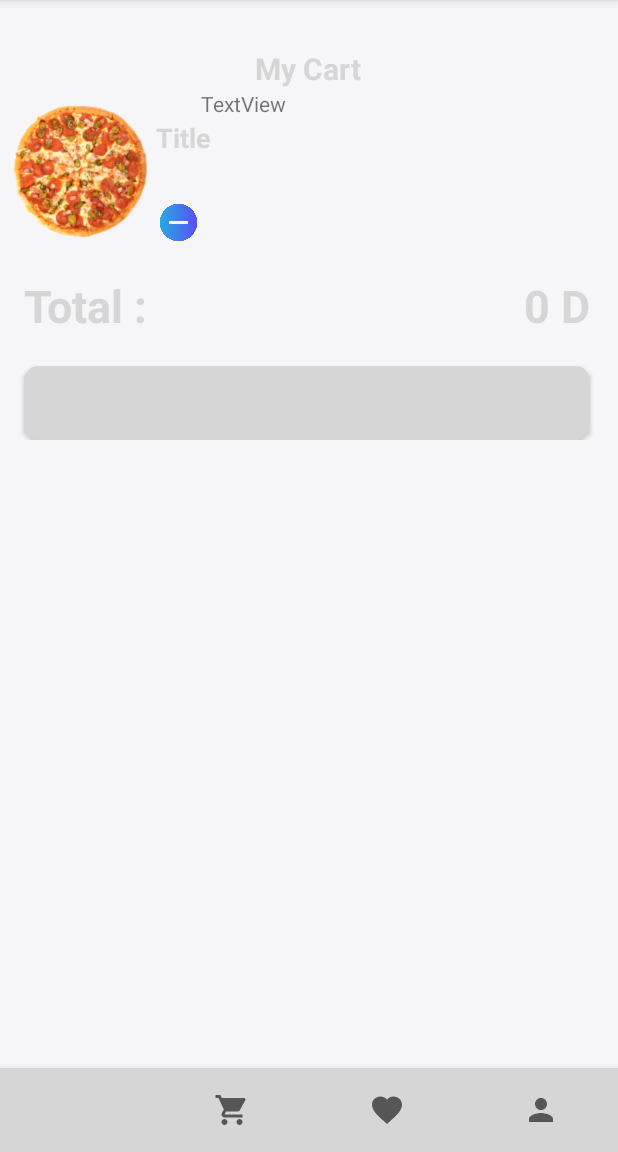
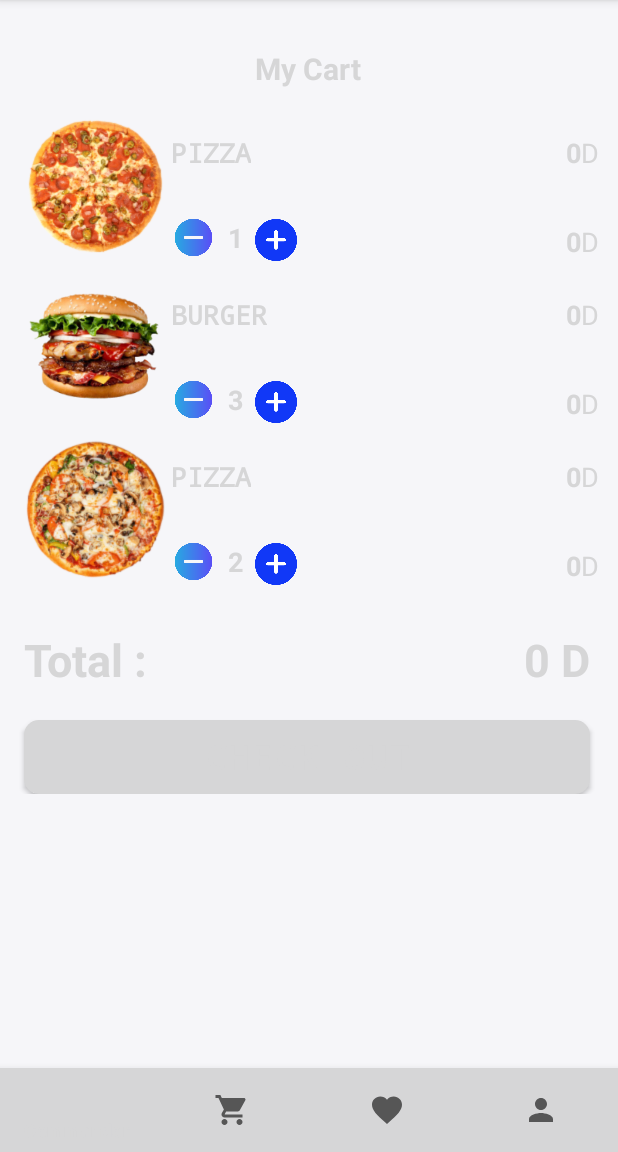
Before and after one commit to Issam-Hedhli/Talan_Cantine_Issam, an Android app: the fragment SecondFragmentUser placed in its activity, on a phone screen of 412 x 824 dp, the part 84-1236 px from its top. Run offline under Robolectric (Android 15) with nearby library versions, the light colour scheme and no system bars.

Commit message:
cart view

```diff
--- a/app/src/main/java/com/example/talancantine/FragmentUser/SecondFragmentUser.kt
+++ b/app/src/main/java/com/example/talancantine/FragmentUser/SecondFragmentUser.kt
@@ -8,16 +8,17 @@ import androidx.fragment.app.Fragment
 import androidx.recyclerview.widget.LinearLayoutManager
 import androidx.recyclerview.widget.RecyclerView
 import com.example.talancantine.adapter.CartAdapter
-import com.example.talancantine.adapter.RecyclerAdapterCategory
 import com.example.talancantine.databinding.FragmentSecondUserBinding
 import kotlinx.android.synthetic.main.fragment_second_user.*
 
 
 class SecondFragmentUser : Fragment() {
-    private lateinit var binding: FragmentSecondUserBinding
+    private lateinit var _binding: FragmentSecondUserBinding
+    private val binding get() = _binding!!
 
     private var adapterCart: CartAdapter?= null
     private var linearLayoutManagerCart: RecyclerView.LayoutManager?=null
+
 
     override fun onCreateView(
         inflater: LayoutInflater, container: ViewGroup?,
@@ -25,14 +26,15 @@ class SecondFragmentUser : Fragment() {
     ): View? {
         // Inflate the layout for this fragment
 
-        binding= FragmentSecondUserBinding.inflate(inflater, container, false)
+        _binding= FragmentSecondUserBinding.inflate(inflater, container, false)
 
         return binding.root
     }
 
     override fun onViewCreated(view: View, savedInstanceState: Bundle?) {
         super.onViewCreated(view, savedInstanceState)
-        linearLayoutManagerCart= LinearLayoutManager(context, LinearLayoutManager.HORIZONTAL, false)
+
+        linearLayoutManagerCart= LinearLayoutManager(context, LinearLayoutManager.VERTICAL, false)
         rv_cart.layoutManager=linearLayoutManagerCart
 
         adapterCart= CartAdapter()
@@ -40,4 +42,5 @@ class SecondFragmentUser : Fragment() {
 
     }
 
+
 }
--- a/app/src/main/java/com/example/talancantine/adapter/CartAdapter.kt
+++ b/app/src/main/java/com/example/talancantine/adapter/CartAdapter.kt
@@ -10,8 +10,9 @@ import com.example.talancantine.R
 
 class CartAdapter: RecyclerView.Adapter<RecyclerView.ViewHolder>() {
 
-    private var titles= arrayListOf("PIZZA","BURGER","SANDWICH","DRINKS ")
-    private var images= intArrayOf(R.drawable.pizza, R.drawable.burger, R.drawable.sandwich, R.drawable.drink)
+    private var titles= arrayListOf("PIZZA","BURGER","PIZZA")
+    private var images= intArrayOf(R.drawable.pop_1, R.drawable.pop_2, R.drawable.pop_3)
+    private var numbersItem= arrayListOf("1","3","2")
 
     override fun onCreateViewHolder(parent: ViewGroup, viewType: Int): RecyclerView.ViewHolder {
         val view = LayoutInflater.from(parent.context).inflate(R.layout.item_rv_cart,parent,false)
@@ -19,8 +20,10 @@ class CartAdapter: RecyclerView.Adapter<RecyclerView.ViewHolder>() {
     }
 
     override fun onBindViewHolder(holder: RecyclerView.ViewHolder, position: Int) {
-        holder.itemView.findViewById<TextView>(R.id.tv_dish_name).text=titles[position]
-        holder.itemView.findViewById<ImageView>(R.id.img_dish).setImageResource(images[position])
+        holder.itemView.findViewById<TextView>(R.id.tv_Title_cart).text=titles[position]
+        holder.itemView.findViewById<ImageView>(R.id.iv_item_cart).setImageResource(images[position])
+        holder.itemView.findViewById<TextView>(R.id.NumberItemtxt).text=numbersItem[position]
+
     }
 
     override fun getItemCount(): Int {
@@ -30,11 +33,13 @@ class CartAdapter: RecyclerView.Adapter<RecyclerView.ViewHolder>() {
     inner class ViewHolder(itemView: View):RecyclerView.ViewHolder(itemView){
         var itemImage: ImageView
         var itemTitle: TextView
+        var itemNumber:TextView
 
 
         init {
-            itemImage=itemView.findViewById(R.id.img_dish)
-            itemTitle=itemView.findViewById(R.id.tv_dish_name)
+            itemImage=itemView.findViewById(R.id.iv_item_cart)
+            itemTitle=itemView.findViewById(R.id.tv_Title_cart)
+            itemNumber=itemView.findViewById(R.id.NumberItemtxt)
 
 
         }
--- a/app/src/main/java/com/example/talancantine/adapter/RecyclerAdapterCategory.kt
+++ b/app/src/main/java/com/example/talancantine/adapter/RecyclerAdapterCategory.kt
@@ -25,7 +25,7 @@ class RecyclerAdapterCategory:RecyclerView.Adapter<RecyclerView.ViewHolder>() {
 
 
     inner class ViewHolder(itemView: View):RecyclerView.ViewHolder(itemView){
-        var itemImage: ImageView
+        var itemImage:ImageView
         var itemTitle:TextView
 
 
--- a/app/src/main/res/layout/fragment_second_user.xml
+++ b/app/src/main/res/layout/fragment_second_user.xml
@@ -30,7 +30,11 @@
             <androidx.recyclerview.widget.RecyclerView
                 android:id="@+id/rv_cart"
                 android:layout_width="match_parent"
-                android:layout_height="match_parent" >
+                android:layout_height="wrap_content"
+                tools:listitem="@layout/item_rv_cart"
+                android:layout_margin="10dp"
+                android:orientation="horizontal"
+                tools:itemCount="1">
 
             </androidx.recyclerview.widget.RecyclerView>
 
--- a/app/src/main/res/layout/item_rv_cart.xml
+++ b/app/src/main/res/layout/item_rv_cart.xml
@@ -1,8 +1,9 @@
 <?xml version="1.0" encoding="utf-8"?>
 <androidx.constraintlayout.widget.ConstraintLayout xmlns:android="http://schemas.android.com/apk/res/android"
     xmlns:app="http://schemas.android.com/apk/res-auto"
+    xmlns:tools="http://schemas.android.com/tools"
     android:layout_width="match_parent"
-    android:layout_height="match_parent">
+    android:layout_height="wrap_content">
 
     <ImageView
         android:id="@+id/iv_item_cart"
@@ -14,11 +15,13 @@
         app:layout_constraintBottom_toBottomOf="parent"
         app:layout_constraintStart_toStartOf="parent"
         app:layout_constraintTop_toTopOf="parent"
+        app:layout_constraintVertical_bias="0.019"
         app:srcCompat="@drawable/pop_1" />
 
     <TextView
         android:id="@+id/tv_Title_cart"
         android:layout_width="wrap_content"
+        android:fontFamily="monospace"
         android:layout_height="wrap_content"
         android:text="Title"
         android:layout_marginTop="16dp"
@@ -37,9 +40,73 @@
         app:srcCompat="@drawable/minus" />
 
     <TextView
-        android:id="@+id/textView3"
+        android:id="@+id/NumberItemtxt"
         android:layout_width="wrap_content"
         android:layout_height="wrap_content"
-        android:text="TextView"
-        app:layout_constraintStart_toEndOf="@+id/minusCartBtn" />
+        android:text="1"
+        android:layout_marginStart="8dp"
+        android:textColor="@color/black"
+        android:textStyle="bold"
+        android:textSize="18sp"
+        app:layout_constraintBottom_toBottomOf="@+id/minusCartBtn"
+        app:layout_constraintStart_toEndOf="@+id/minusCartBtn"
+        app:layout_constraintTop_toTopOf="@+id/minusCartBtn" />
+
+    <ImageView
+        android:id="@+id/addCartBtn"
+        android:layout_width="28dp"
+        android:layout_height="28dp"
+        android:layout_marginStart="8dp"
+        app:layout_constraintBottom_toBottomOf="@+id/minusCartBtn"
+        app:layout_constraintStart_toEndOf="@+id/NumberItemtxt"
+        app:layout_constraintTop_toTopOf="@+id/NumberItemtxt"
+        app:srcCompat="@drawable/add" />
+
+    <TextView
+        android:id="@+id/textView4"
+        android:layout_width="wrap_content"
+        android:layout_height="wrap_content"
+        android:text="D"
+        android:textColor="@color/black"
+        app:layout_constraintBottom_toBottomOf="@+id/tv_Title_cart"
+        app:layout_constraintEnd_toEndOf="parent"
+        android:textSize="18sp"
+        app:layout_constraintTop_toTopOf="@+id/tv_Title_cart"/>
+
+    <TextView
+        android:id="@+id/prize_each_item"
+        android:layout_width="wrap_content"
+        android:layout_height="wrap_content"
+        android:text="0"
+        android:textColor="@color/black"
+        android:textSize="18sp"
+        android:textStyle="bold"
+        app:layout_constraintBottom_toBottomOf="@+id/textView4"
+        app:layout_constraintEnd_toStartOf="@+id/textView4"
+        app:layout_constraintTop_toTopOf="@+id/textView4" />
+
+    <TextView
+        android:id="@+id/prize_total"
+        android:layout_width="wrap_content"
+        android:layout_height="wrap_content"
+        android:text="0"
+        android:textColor="@color/black"
+        android:textSize="18sp"
+        android:textStyle="bold"
+        app:layout_constraintBottom_toBottomOf="@+id/minusCartBtn"
+        app:layout_constraintEnd_toEndOf="@id/prize_each_item"
+        app:layout_constraintTop_toTopOf="@+id/minusCartBtn"
+        app:layout_constraintVertical_bias="1.0" />
+
+    <TextView
+        android:id="@+id/textView7"
+        android:layout_width="wrap_content"
+        android:layout_height="wrap_content"
+        android:text="D"
+        android:textColor="@color/black"
+        android:textSize="18sp"
+        app:layout_constraintBottom_toBottomOf="@+id/prize_total"
+        app:layout_constraintEnd_toEndOf="parent"
+        app:layout_constraintTop_toTopOf="@+id/prize_total" />
+
 </androidx.constraintlayout.widget.ConstraintLayout>
```
